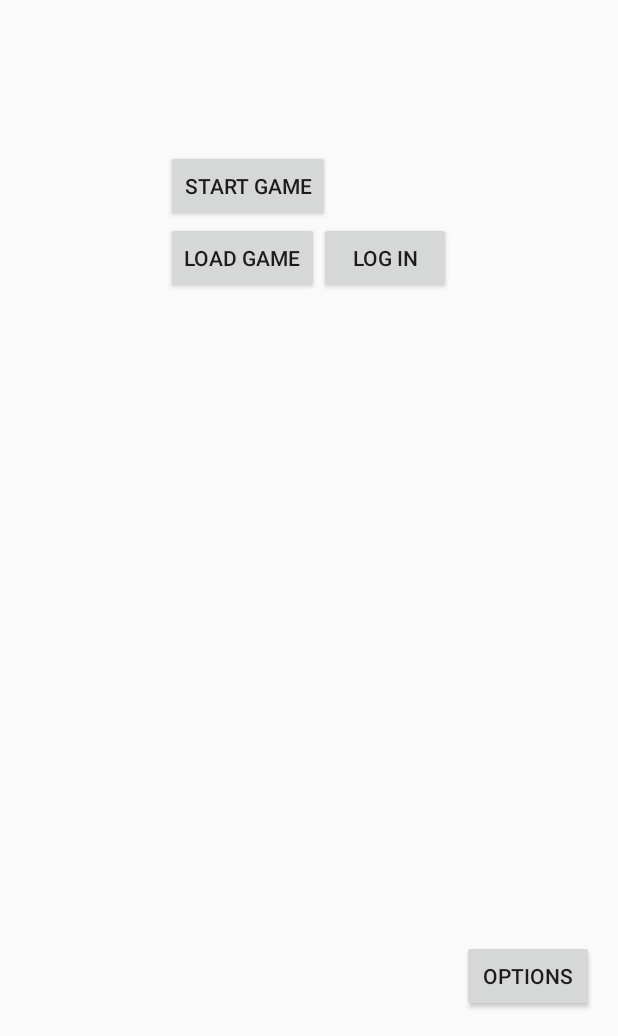
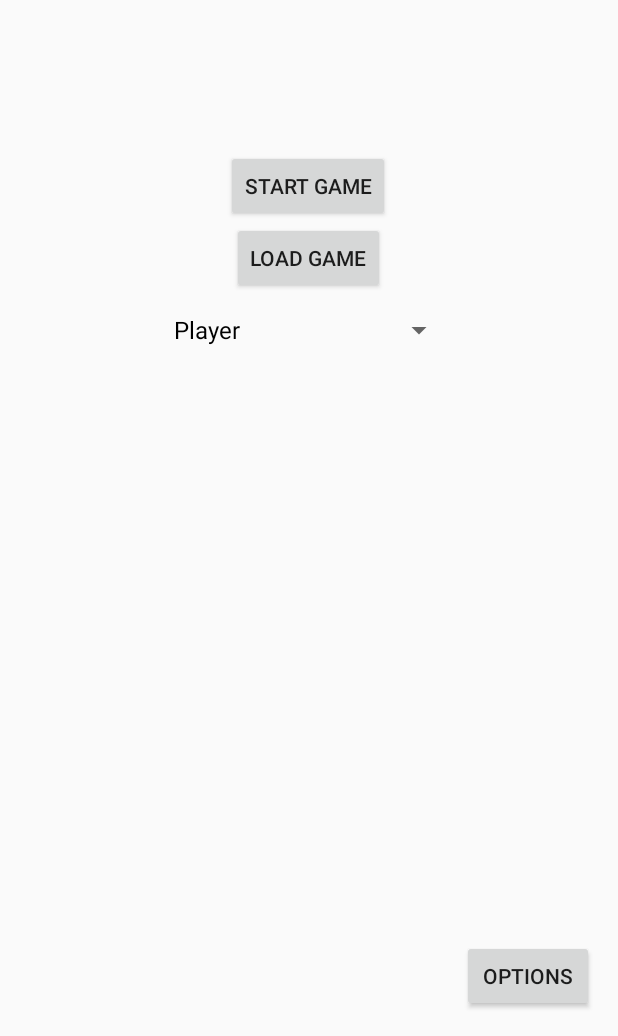
Before and after one commit to woofwoofus/YMBAH, an Android app: the screen it shows after launch (MainMenuActivity), on a phone screen of 412 x 824 dp, the part 200-1236 px from its top. Run offline under Robolectric (Android 15) with nearby library versions, the light colour scheme and no system bars.

Commit message:
Added username functionality
User can now enter a username. Not yet linked to saved games. Will have
to see how much time I have left.

```diff
--- a/YMBAH/app/src/main/AndroidManifest.xml
+++ b/YMBAH/app/src/main/AndroidManifest.xml
@@ -16,6 +16,10 @@
             android:name=".GameActivity"
             android:label="@string/title_activity_game"
             android:theme="@style/AppTheme.NoActionBar" />
+        <activity
+            android:name=".NewPlayerPop"
+            android:label="NewPlayerPopActivity"
+            android:theme="@style/AppTheme.NoActionBar" />
         <activity android:name=".MainMenuActivity">
             <intent-filter>
                 <action android:name="android.intent.action.MAIN" />
--- a/YMBAH/app/src/main/java/nl/mprog/ymbah/DigSandActivity.java
+++ b/YMBAH/app/src/main/java/nl/mprog/ymbah/DigSandActivity.java
@@ -30,11 +30,11 @@ public class DigSandActivity extends Activity {
     private int digCount = 0;
 
 
+
     @Override
     protected void onCreate(Bundle savedInstanceState) {
         super.onCreate(savedInstanceState);
         setContentView(R.layout.activity_dig_sand);
-
     }
 
     public static float randInt(int min, int max){
--- a/YMBAH/app/src/main/java/nl/mprog/ymbah/LogInFragment.java
+++ b/YMBAH/app/src/main/java/nl/mprog/ymbah/LogInFragment.java
@@ -23,11 +23,6 @@ public class LogInFragment extends DialogFragment{
 
     static LogInFragment newInstance(){
         LogInFragment lFrag = new LogInFragment();
-
-//        Bundle args = new Bundle();
-//        args.putInt("num", num);
-//        oFrag.setArguments(args);
-
         return  lFrag;
     }
 
@@ -59,5 +54,4 @@ public class LogInFragment extends DialogFragment{
     public void onStop() {
         super.onStop();
     }
-
 }
--- a/YMBAH/app/src/main/java/nl/mprog/ymbah/MainMenuActivity.java
+++ b/YMBAH/app/src/main/java/nl/mprog/ymbah/MainMenuActivity.java
@@ -2,20 +2,35 @@ package nl.mprog.ymbah;
 
 import android.app.Activity;
 import android.app.DialogFragment;
-import android.app.Fragment;
 import android.app.FragmentManager;
 import android.app.FragmentTransaction;
+import android.content.Context;
 import android.content.Intent;
 import android.content.SharedPreferences;
-import android.support.v7.app.AppCompatActivity;
 import android.os.Bundle;
+import android.util.Log;
 import android.view.View;
+import android.widget.AdapterView;
+import android.widget.ArrayAdapter;
+import android.widget.Spinner;
 import android.widget.Toast;
+
+import java.io.File;
+import java.io.FileNotFoundException;
+import java.io.FileOutputStream;
+import java.io.IOException;
+import java.util.ArrayList;
+import java.util.Map;
+import java.util.Scanner;
 
 public class MainMenuActivity extends Activity {
     private SharedPreferences sharedPrefs;
     FragmentManager mainMenuFragmentManager = getFragmentManager();
     FragmentTransaction mainMenuFragmentTransaction;
+
+    private static ArrayList<String> playerList = new ArrayList<>();
+    ArrayAdapter<String> playerSpinnerAdapter;
+    private Spinner playerSpinner;
 
     private boolean LoggedIn = false;
 
@@ -26,6 +41,92 @@ public class MainMenuActivity extends Activity {
 
         sharedPrefs = getSharedPreferences("userData", MODE_PRIVATE);
         SharedPreferences.Editor editor = sharedPrefs.edit();
+
+        playerSpinner = (Spinner) findViewById(R.id.PlayerSpinner);
+        createPlayerList();
+        createPlayerSpinners();
+        createSpinnerListeners();
+    }
+
+    private void createPlayerList() {
+        playerList.add("Player"); // Placeholder name for when no name is selected yet.
+
+        try {
+            Scanner inputFile = new Scanner(this.openFileInput("players.txt"));
+            while (inputFile.hasNext()){
+                String line = inputFile.next();
+                String[] content = line.split(",");
+                playerList.add(content[0]);
+            }
+            inputFile.close();
+        } catch (FileNotFoundException e) {
+            File f = new File(getFilesDir(), "players.txt");
+            try {
+                f.createNewFile();
+            } catch (IOException e1) {
+                e1.printStackTrace();
+            }
+        }
+
+        playerList.add("Create New Player"); // Final entry allows for the creation of a new player
+    }
+    private void createSpinnerListeners(){
+        playerSpinner.setOnItemSelectedListener(new AdapterView.OnItemSelectedListener() {
+            @Override
+            public void onItemSelected(AdapterView<?> parent, View view, int position, long id) {
+                Log.v("item", (String) parent.getItemAtPosition(position));
+                if (position == playerList.size() - 1) { // If 'Create New Player' is selected
+                    Intent getNewPlayer = new Intent(MainMenuActivity.this, NewPlayerPop.class);
+                    getNewPlayer.putExtra("playerList", playerList);
+                    getNewPlayer.putExtra("spinnerNum", 0);
+                    startActivityForResult(getNewPlayer, 1);
+                }
+
+            }
+
+            // Required Override
+            @Override
+            public void onNothingSelected(AdapterView<?> parent) {
+            }
+        });
+    }
+
+    /**
+     * This bit of wizardry reshuffles the entries int the player database so the spinners
+     * still maintain their original functionality. (Create New Player stays at the bottom)
+     */
+    @Override
+    protected void onActivityResult(int requestCode, int resultCode, Intent data){
+        if (requestCode == 1){
+            if (resultCode == 1){
+                final String newPlayerName = data.getExtras().getString("newPlayerName") ;
+                playerList.remove(playerList.size() - 1);
+                playerList.add(newPlayerName);
+                playerList.add("Create New Player");
+                playerSpinnerAdapter.notifyDataSetChanged();
+                playerSpinner.setSelection(playerList.size()-2);
+                updatePlayersFile(newPlayerName);
+            } else {
+                playerSpinner.setSelection(0);
+            }
+        }
+    }
+
+    private void updatePlayersFile(String newPlayer){
+        try {
+            FileOutputStream outputStream = openFileOutput("players.txt", Context.MODE_PRIVATE);
+            outputStream.write(newPlayer.getBytes());
+            outputStream.close();
+        } catch (Exception e) {
+            e.printStackTrace();
+        }
+    }
+
+    private void createPlayerSpinners() {
+        playerSpinnerAdapter = new ArrayAdapter<String>(this, R.layout.support_simple_spinner_dropdown_item, playerList);
+        playerSpinner.setAdapter(playerSpinnerAdapter);
+
+//        spinnerList.setSelection(0, false);
     }
 
     public void StartGame(View view) {
--- /dev/null
+++ b/YMBAH/app/src/main/res/drawable/shape_window_dim.xml
@@ -0,0 +1,6 @@
+<?xml version="1.0" encoding="utf-8"?>
+<shape
+    xmlns:android="http://schemas.android.com/apk/res/android"
+    android:shape="rectangle" >
+    <solid android:color="#000000" />
+</shape>
--- a/YMBAH/app/src/main/res/layout/activity_game_proto.xml
+++ b/YMBAH/app/src/main/res/layout/activity_game_proto.xml
@@ -18,7 +18,7 @@
         android:layout_width="wrap_content"
         android:layout_height="wrap_content"
         android:id="@+id/DigSandTimer"
-        android:layout_toRightOf="@+id/DigSandButton"/>
+        android:layout_toEndOf="@+id/DigSandButton"/>
 
     <Button
         android:layout_width="wrap_content"
--- a/YMBAH/app/src/main/res/layout/activity_main_menu.xml
+++ b/YMBAH/app/src/main/res/layout/activity_main_menu.xml
@@ -1,5 +1,6 @@
 <?xml version="1.0" encoding="utf-8"?>
-<RelativeLayout xmlns:android="http://schemas.android.com/apk/res/android"
+<RelativeLayout
+    xmlns:android="http://schemas.android.com/apk/res/android"
     xmlns:tools="http://schemas.android.com/tools"
     android:layout_width="match_parent"
     android:layout_height="match_parent"
@@ -7,7 +8,8 @@
     android:paddingLeft="@dimen/activity_horizontal_margin"
     android:paddingRight="@dimen/activity_horizontal_margin"
     android:paddingTop="@dimen/activity_vertical_margin"
-    tools:context="nl.mprog.ymbah.MainMenuActivity">
+    tools:context="nl.mprog.ymbah.MainMenuActivity"
+    android:id="@+id/MainMenu">
 
     <TextView
         android:layout_width="wrap_content"
@@ -32,24 +34,24 @@
             android:layout_height="wrap_content"
             android:text="Start Game"
             android:onClick="StartGame"
-            android:id="@+id/StartGameButton"/>
+            android:id="@+id/StartGameButton"
+            android:layout_centerHorizontal="true"/>
 
         <Button
             android:layout_width="wrap_content"
             android:layout_height="wrap_content"
             android:text="Load Game"
             android:id="@+id/LoadGameButton"
-            android:layout_below="@+id/StartGameButton"/>
+            android:layout_below="@+id/StartGameButton"
+            android:layout_centerHorizontal="true"/>
 
-        <Button
+        <Spinner
             android:layout_width="wrap_content"
             android:layout_height="wrap_content"
-            android:text="Log In"
-            android:id="@+id/LogInButton"
-            android:onClick="LogIn"
-            android:layout_toRightOf="@id/LoadGameButton"
-            android:layout_below="@id/StartGameButton"/>
+            android:id="@+id/PlayerSpinner"
+            android:layout_below="@+id/LoadGameButton">
 
+        </Spinner>
     </RelativeLayout>
 
     <Button
```
Also changed, not shown: YMBAH/app/src/main/java/nl/mprog/ymbah/Game.java (+5 -2 lines), YMBAH/app/src/main/java/nl/mprog/ymbah/GameActivity.java (+6 -30 lines), YMBAH/app/src/main/java/nl/mprog/ymbah/NewPlayerPop.java (added, +73 -0 lines), YMBAH/app/src/main/res/layout/new_player_pop.xml (added, +18 -0 lines).
